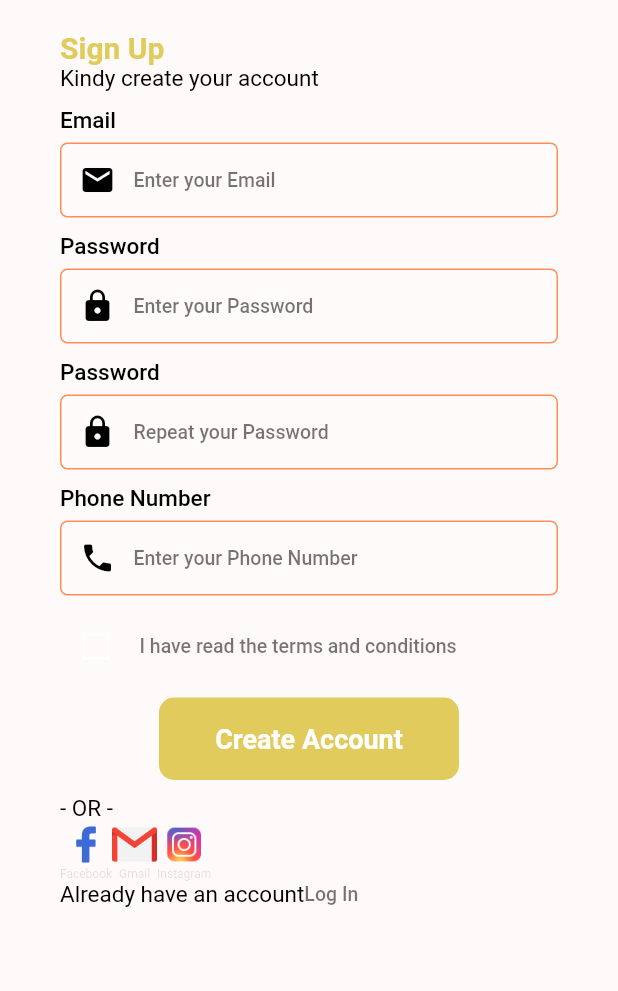
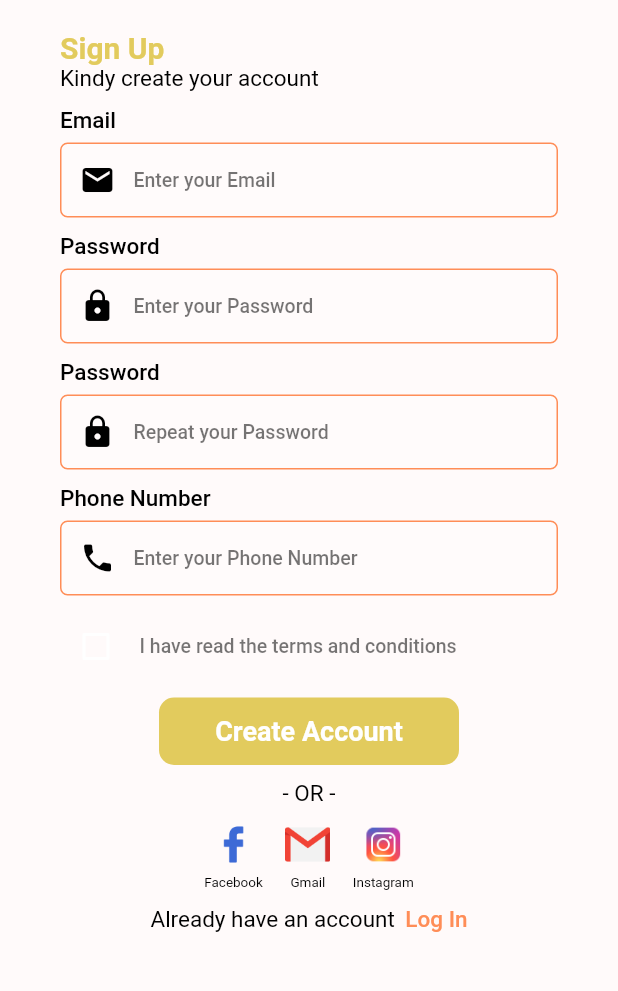
Before and after one commit to Tosin8/yummy_mobile, a Flutter app: the screen it shows after launch, on a phone screen of 412 x 824 dp, the part 153-1144 px from its top. Run offline on Flutter 3.47's test engine with Material 2 defaults, Android fonts, the phone set to English and light mode, and no system bars; our stand-ins replace font_awesome_flutter, lottie; missing offline and left inert: animator.

Commit message:
Update sign_up.dart

```diff
--- a/lib/screens/form/sign_up/sign_up.dart
+++ b/lib/screens/form/sign_up/sign_up.dart
@@ -86,8 +86,8 @@ class _SignUpState extends State<SignUp> {
                       child: Center(
                         child: Container(
                           width: 200,
-                          height: 55,
-                          padding: const EdgeInsets.symmetric(vertical: 16.0),
+                          height: 45,
+                          padding: const EdgeInsets.symmetric(vertical: 12.0),
                           decoration: BoxDecoration(
                               color: kPrimaryColor,
                               borderRadius: BorderRadius.circular(10)),
@@ -104,8 +104,10 @@ class _SignUpState extends State<SignUp> {
                       ),
                     ),
                     const SizedBox(height: 10),
-                    Text('- OR -', style: kSubTextStyle),
+                    Center(child: Text('- OR -', style: kSubTextStyle)),
+                    const SizedBox(height: 10),
                     Row(
+                      mainAxisAlignment: MainAxisAlignment.center,
                       children: [
                         Column(
                           children: [
@@ -115,13 +117,15 @@ class _SignUpState extends State<SignUp> {
                               width: 30,
                               fit: BoxFit.fitWidth,
                             ),
+                            const SizedBox(height: 5),
                             const Text(
                               'Facebook',
                               style:
-                                  TextStyle(color: Colors.black12, fontSize: 8),
+                                  TextStyle(color: Colors.black, fontSize: 9),
                             ),
                           ],
                         ),
+                        const SizedBox(width: 15),
                         Column(
                           children: [
                             Image.asset(
@@ -130,13 +134,15 @@ class _SignUpState extends State<SignUp> {
                               height: 30,
                               fit: BoxFit.fitWidth,
                             ),
+                            const SizedBox(height: 5),
                             const Text(
                               'Gmail',
                               style:
-                                  TextStyle(color: Colors.black12, fontSize: 8),
+                                  TextStyle(color: Colors.black, fontSize: 9),
                             ),
                           ],
                         ),
+                        const SizedBox(width: 15),
                         Column(
                           children: [
                             Image.asset(
@@ -145,19 +151,27 @@ class _SignUpState extends State<SignUp> {
                               height: 30,
                               fit: BoxFit.fitWidth,
                             ),
+                            const SizedBox(height: 5),
                             const Text(
                               'Instagram',
                               style:
-                                  TextStyle(color: Colors.black12, fontSize: 8),
+                                  TextStyle(color: Colors.black, fontSize: 9),
                             ),
                           ],
                         ),
                       ],
                     ),
+                    const SizedBox(height: 10),
                     const Row(
+                      mainAxisAlignment: MainAxisAlignment.center,
                       children: [
                         Text('Already have an account', style: kSubTextStyle),
-                        Text('Log In', style: kFormLabelTextStyle),
+                        SizedBox(width: 7),
+                        Text('Log In',
+                            style: TextStyle(
+                                color: kSecondaryColor,
+                                fontSize: 15,
+                                fontWeight: FontWeight.w500)),
                       ],
                     )
                   ],
```
